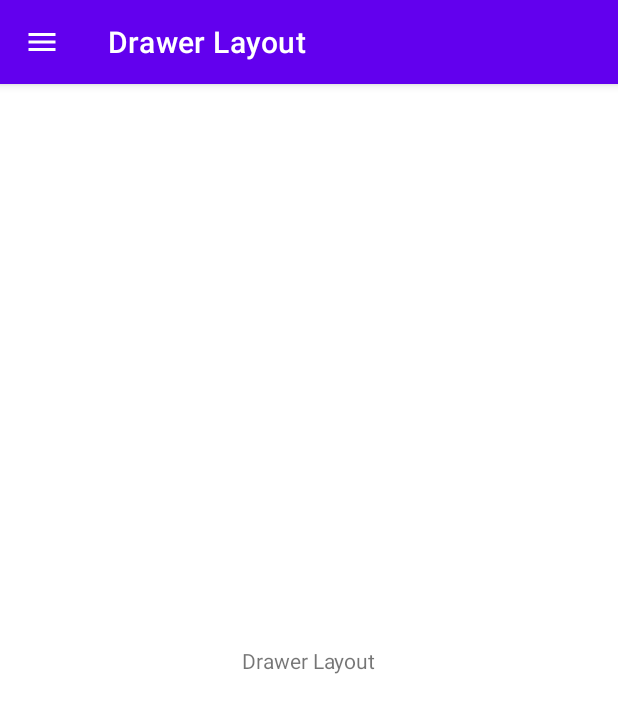
After one commit to nikki-henri/2doParcial, an Android app: the DrawerActivity screen opened directly, with no data from a screen before it, on a phone screen of 412 x 824 dp. The commit adds this screen. Shown: the top 713 px of the screen. Run offline under Robolectric (Android 15) with nearby library versions, the phone set to English and light mode, and no system bars.

Commit message:
Clase 11 oct
:)

```diff
--- /dev/null
+++ b/app/src/main/java/com/example/ejercicio_segundo_parcial/DrawerActivity.java
@@ -0,0 +1,92 @@
+package com.example.ejercicio_segundo_parcial;
+
+import androidx.annotation.NonNull;
+import androidx.appcompat.app.AppCompatActivity;
+import androidx.drawerlayout.widget.DrawerLayout;
+
+import android.os.Bundle;
+import android.view.MenuItem;
+import android.view.View;
+import android.widget.Toast;
+
+import com.google.android.material.navigation.NavigationView;
+
+public class DrawerActivity extends AppCompatActivity {
+
+    NavigationView navigationView;
+    DrawerLayout drawerLayout;
+    boolean isOpen = false;
+
+    @Override
+    protected void onCreate(Bundle savedInstanceState) {
+        super.onCreate(savedInstanceState);
+        setContentView(R.layout.activity_drawer);
+
+        setTitle("Drawer Layout");
+        getSupportActionBar().setDisplayHomeAsUpEnabled(true);
+        getSupportActionBar().setHomeAsUpIndicator(R.drawable.ic_baseline_menu_24);
+
+        navigationView = findViewById(R.id.nav_view);
+        drawerLayout = findViewById(R.id.drawer_layout);
+
+        drawerLayout.addDrawerListener(new DrawerLayout.DrawerListener() {
+            @Override
+            public void onDrawerSlide(@NonNull View drawerView, float slideOffset) {
+
+            }
+
+            @Override
+            public void onDrawerOpened(@NonNull View drawerView) {
+                isOpen = true;
+                getSupportActionBar().setHomeAsUpIndicator(R.drawable.ic_baseline_close_24);
+            }
+
+            @Override
+            public void onDrawerClosed(@NonNull View drawerView) {
+                isOpen = false;
+                getSupportActionBar().setHomeAsUpIndicator(R.drawable.ic_baseline_menu_24);
+            }
+
+            @Override
+            public void onDrawerStateChanged(int newState) {
+
+            }
+        });
+
+        navigationView.setNavigationItemSelectedListener(new NavigationView.OnNavigationItemSelectedListener() {
+            @Override
+            public boolean onNavigationItemSelected(@NonNull MenuItem item) {
+                switch (item.getItemId()){
+                    case R.id.menu_favorite:
+                        message("Favorite");
+                        break;
+                    case R.id.menu_delete:
+                        message("Delete");
+                        break;
+                    case R.id.menu_account:
+                        message("Profile");
+                        break;
+                }
+                return false;
+            }
+        });
+
+    }
+
+    @Override
+    public boolean onOptionsItemSelected(@NonNull MenuItem item) {
+        if(item.getItemId() == android.R.id.home){
+            if(isOpen) {
+                drawerLayout.close();
+            } else {
+                drawerLayout.open();
+            }
+            isOpen = !isOpen;
+        }
+        return super.onOptionsItemSelected(item);
+    }
+
+    private void message(String message) {
+        Toast.makeText(this, message, Toast.LENGTH_LONG).show();
+    }
+}
--- a/app/src/main/java/com/example/ejercicio_segundo_parcial/WidgetsActivity.java
+++ b/app/src/main/java/com/example/ejercicio_segundo_parcial/WidgetsActivity.java
@@ -39,6 +39,7 @@ public class WidgetsActivity extends AppCompatActivity {
         super.onCreate(savedInstanceState);
         setContentView(R.layout.activity_widgets);
 
+        setTitle("Widgets");
         myButton = findViewById(R.id.btn_button);
         seekBar = findViewById(R.id.seek_bar);
         textView = findViewById(R.id.text_view);
--- /dev/null
+++ b/app/src/main/res/drawable/ic_baseline_close_24.xml
@@ -0,0 +1,5 @@
+<vector android:height="24dp" android:tint="#FFFFFF"
+    android:viewportHeight="24" android:viewportWidth="24"
+    android:width="24dp" xmlns:android="http://schemas.android.com/apk/res/android">
+    <path android:fillColor="@android:color/white" android:pathData="M19,6.41L17.59,5 12,10.59 6.41,5 5,6.41 10.59,12 5,17.59 6.41,19 12,13.41 17.59,19 19,17.59 13.41,12z"/>
+</vector>
--- a/app/src/main/res/drawable/ic_baseline_favorite_border_24.xml
+++ b/app/src/main/res/drawable/ic_baseline_favorite_border_24.xml
@@ -1,4 +1,4 @@
-<vector android:height="24dp" android:tint="#DC143C"
+<vector android:height="24dp" android:tint="@color/white"
     android:viewportHeight="24" android:viewportWidth="24"
     android:width="24dp" xmlns:android="http://schemas.android.com/apk/res/android">
     <path android:fillColor="@android:color/white" android:pathData="M16.5,3c-1.74,0 -3.41,0.81 -4.5,2.09C10.91,3.81 9.24,3 7.5,3 4.42,3 2,5.42 2,8.5c0,3.78 3.4,6.86 8.55,11.54L12,21.35l1.45,-1.32C18.6,15.36 22,12.28 22,8.5 22,5.42 19.58,3 16.5,3zM12.1,18.55l-0.1,0.1 -0.1,-0.1C7.14,14.24 4,11.39 4,8.5 4,6.5 5.5,5 7.5,5c1.54,0 3.04,0.99 3.57,2.36h1.87C13.46,5.99 14.96,5 16.5,5c2,0 3.5,1.5 3.5,3.5 0,2.89 -3.14,5.74 -7.9,10.05z"/>
--- /dev/null
+++ b/app/src/main/res/layout/activity_drawer.xml
@@ -0,0 +1,33 @@
+<?xml version="1.0" encoding="utf-8"?>
+<androidx.drawerlayout.widget.DrawerLayout xmlns:android="http://schemas.android.com/apk/res/android"
+    xmlns:app="http://schemas.android.com/apk/res-auto"
+    xmlns:tools="http://schemas.android.com/tools"
+    android:id="@+id/drawer_layout"
+    android:layout_width="match_parent"
+    android:layout_height="match_parent"
+    tools:context=".DrawerActivity">
+
+    <androidx.constraintlayout.widget.ConstraintLayout
+        android:layout_width="match_parent"
+        android:layout_height="match_parent">
+
+        <TextView
+            android:layout_width="wrap_content"
+            android:layout_height="wrap_content"
+            android:text="Drawer Layout"
+            app:layout_constraintTop_toTopOf="parent"
+            app:layout_constraintBottom_toBottomOf="parent"
+            app:layout_constraintStart_toStartOf="parent"
+            app:layout_constraintEnd_toEndOf="parent"/>
+
+    </androidx.constraintlayout.widget.ConstraintLayout>
+
+    <com.google.android.material.navigation.NavigationView
+        android:id="@+id/nav_view"
+        android:layout_width="wrap_content"
+        android:layout_height="match_parent"
+        android:layout_gravity="start"
+        app:headerLayout="@layout/header_drawer_view"
+        app:menu="@menu/menu"/>
+
+</androidx.drawerlayout.widget.DrawerLayout>
--- a/app/src/main/res/menu/menu.xml
+++ b/app/src/main/res/menu/menu.xml
@@ -7,7 +7,7 @@
         android:title="Favorite"
         android:icon="@drawable/ic_baseline_favorite_border_24"
         app:showAsAction="ifRoom"
-        android:iconTint="@color/red"
+        android:iconTint="@color/white"
         />
 
     <item
--- /dev/null
+++ b/app/src/main/res/values/dimen.xml
@@ -0,0 +1,4 @@
+<?xml version="1.0" encoding="utf-8"?>
+<resources>
+    <dimen name="card_view_size">100dp</dimen>
+</resources>
--- a/app/src/main/res/values/strings.xml
+++ b/app/src/main/res/values/strings.xml
@@ -3,4 +3,6 @@
 
     <string name="btn_elements">WIDGETS</string>
     <string name="btn_advanced_widgets">ADVANCED WIDGETS</string>
+    <string name="btn_drawer_layout">DRAWER LAYOUT</string>
+    <string name="name_txt">Nicole Henrichsen</string>
 </resources>
```
Also changed, not shown: app/src/main/AndroidManifest.xml (+7 -5 lines), app/src/main/java/com/example/ejercicio_segundo_parcial/MainActivity.java (+10 -0 lines), app/src/main/res/layout/activity_main.xml (+7 -0 lines), app/src/main/res/layout/header_drawer_view.xml (added, +23 -0 lines).
